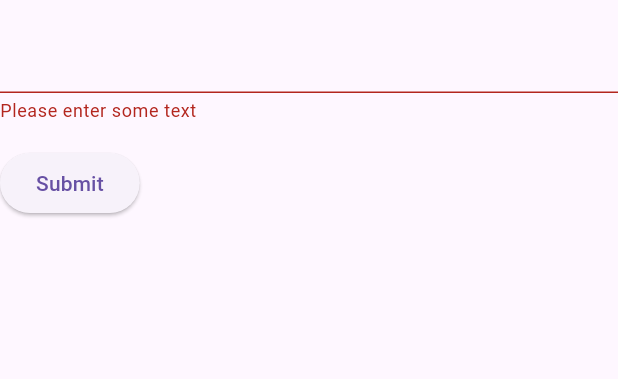
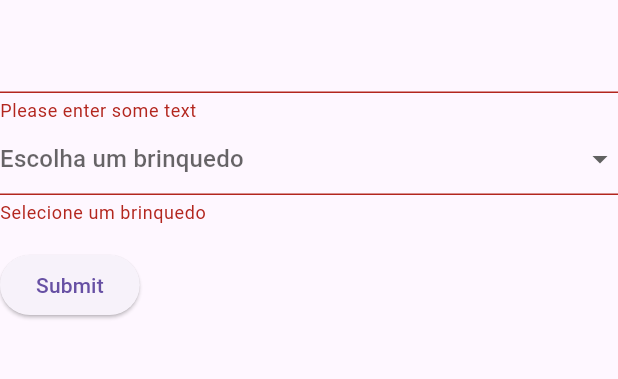
Before and after one commit to MatheusFreitasGabriel/form-flutter, a Flutter app: the screen it shows after launch, after a tap on "Submit", on a phone screen of 412 x 824 dp, the part 63-442 px from its top. Run offline on Flutter 3.47's test engine with Material 3 defaults, Android fonts, the phone set to English and light mode, and no system bars.

```diff
--- a/lib/main.dart
+++ b/lib/main.dart
@@ -40,10 +40,12 @@ class MyCustomFormState extends State<MyCustomForm> {
   // Note: This is a GlobalKey<FormState>,
   // not a GlobalKey<MyCustomFormState>.
   final _formKey = GlobalKey<FormState>();
-  String _passar = "";
+
+  // Variable to hold the selected toy
+  String? _selectedToy;
+
   @override
   Widget build(BuildContext context) {
-
     // Build a Form widget using the _formKey created above.
     return Form(
       key: _formKey,
@@ -59,6 +61,37 @@ class MyCustomFormState extends State<MyCustomForm> {
               return null;
             },
           ),
+
+          DropdownButtonFormField<String>(
+            value: _selectedToy,
+            items: [
+              DropdownMenuItem(
+                value: 'Carrinho',
+                child: Text('Carrinho'),
+              ),
+              DropdownMenuItem(
+                value: 'Boneca',
+                child: Text('Boneca'),
+              ),
+              DropdownMenuItem(
+                value: 'Bola',
+                child: Text('Bola'),
+              ),
+            ],
+            onChanged: (value) {
+              setState(() {
+                _selectedToy = value;
+              });
+            },
+            validator: (value) {
+              if (value == null) {
+                return 'Selecione um brinquedo';
+              }
+              return null;
+            },
+            hint: Text('Escolha um brinquedo'),
+          ),
+
           Padding(
             padding: const EdgeInsets.symmetric(vertical: 16),
             child: ElevatedButton(
@@ -71,7 +104,6 @@ class MyCustomFormState extends State<MyCustomForm> {
                     const SnackBar(content: Text('Processing Data')),
                   );
                 }
-                return null;
               },
               child: const Text('Submit'),
             ),
```
